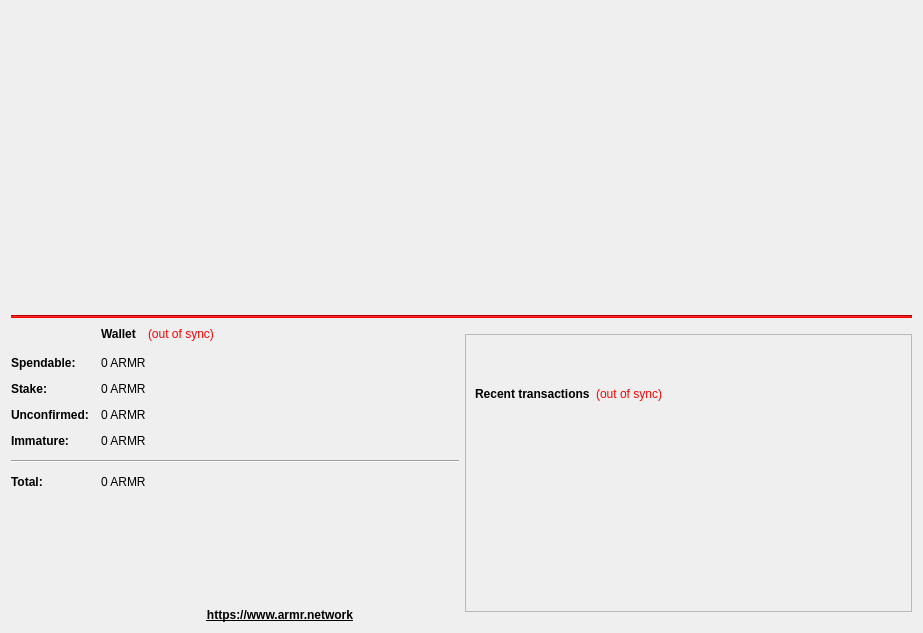
The window that src/qt/forms/overviewpage.ui (ARMROfficial/armr) describes before a commit, drawn with Qt 5.
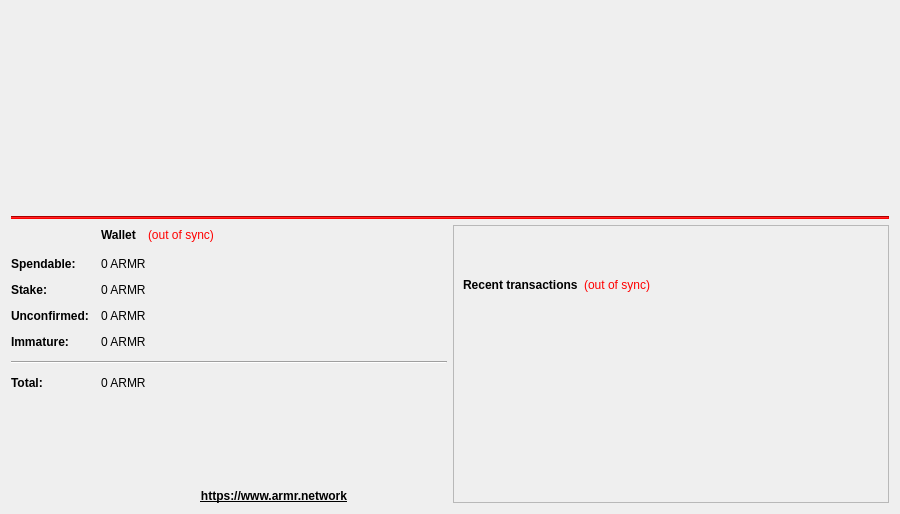
The same window after the commit.

Commit message: resolved view issues for windows & mac

```diff
--- a/src/qt/forms/overviewpage.ui
+++ b/src/qt/forms/overviewpage.ui
@@ -6,10 +6,16 @@
    <rect>
     <x>0</x>
     <y>0</y>
-    <width>923</width>
-    <height>633</height>
+    <width>900</width>
+    <height>514</height>
    </rect>
   </property>
+  <property name="minimumSize">
+   <size>
+    <width>900</width>
+    <height>514</height>
+   </size>
+  </property>
   <property name="windowTitle">
    <string>Form</string>
   </property>
```
The commit also changes 4 other files.
